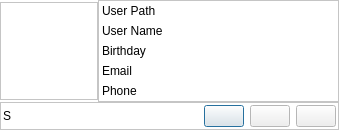
The window that src/GuiVCard.ui (hwgao/beebeep) describes before a commit, drawn with Qt 5.
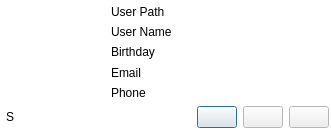
The same window after the commit. Icons and pictures are not drawn.

Patch:
```diff
--- a/src/GuiVCard.ui
+++ b/src/GuiVCard.ui
@@ -6,8 +6,8 @@
    <rect>
     <x>0</x>
     <y>0</y>
-    <width>339</width>
-    <height>128</height>
+    <width>331</width>
+    <height>130</height>
    </rect>
   </property>
   <property name="palette">
@@ -82,7 +82,7 @@
   </property>
   <layout class="QGridLayout" name="gridLayout_2">
    <property name="leftMargin">
-    <number>0</number>
+    <number>4</number>
    </property>
    <property name="topMargin">
     <number>0</number>
@@ -93,7 +93,10 @@
    <property name="bottomMargin">
     <number>0</number>
    </property>
-   <property name="spacing">
+   <property name="horizontalSpacing">
+    <number>6</number>
+   </property>
+   <property name="verticalSpacing">
     <number>0</number>
    </property>
    <item row="0" column="0">
@@ -184,17 +187,14 @@
       <bool>true</bool>
      </property>
      <property name="frameShape">
-      <enum>QFrame::StyledPanel</enum>
-     </property>
-     <property name="frameShadow">
-      <enum>QFrame::Plain</enum>
+      <enum>QFrame::NoFrame</enum>
      </property>
      <property name="text">
       <string/>
      </property>
     </widget>
    </item>
-   <item row="0" column="1">
+   <item row="0" column="1" rowspan="2">
     <widget class="QFrame" name="mp_frame">
      <property name="palette">
       <palette>
@@ -264,10 +264,7 @@
       <bool>true</bool>
      </property>
      <property name="frameShape">
-      <enum>QFrame::StyledPanel</enum>
-     </property>
-     <property name="frameShadow">
-      <enum>QFrame::Plain</enum>
+      <enum>QFrame::NoFrame</enum>
      </property>
      <layout class="QGridLayout" name="gridLayout">
       <property name="leftMargin">
@@ -282,7 +279,7 @@
       <property name="bottomMargin">
        <number>3</number>
       </property>
-      <property name="horizontalSpacing">
+      <property name="spacing">
        <number>3</number>
       </property>
       <item row="0" column="0">
@@ -368,13 +365,23 @@
      </layout>
     </widget>
    </item>
-   <item row="1" column="0" colspan="2">
+   <item row="1" column="0">
+    <spacer name="verticalSpacer">
+     <property name="orientation">
+      <enum>Qt::Vertical</enum>
+     </property>
+     <property name="sizeHint" stdset="0">
+      <size>
+       <width>20</width>
+       <height>0</height>
+      </size>
+     </property>
+    </spacer>
+   </item>
+   <item row="2" column="0" colspan="2">
     <widget class="QFrame" name="mp_frameBottom">
      <property name="frameShape">
-      <enum>QFrame::StyledPanel</enum>
-     </property>
-     <property name="frameShadow">
-      <enum>QFrame::Plain</enum>
+      <enum>QFrame::NoFrame</enum>
      </property>
      <layout class="QHBoxLayout" name="horizontalLayout">
       <property name="leftMargin">
```
